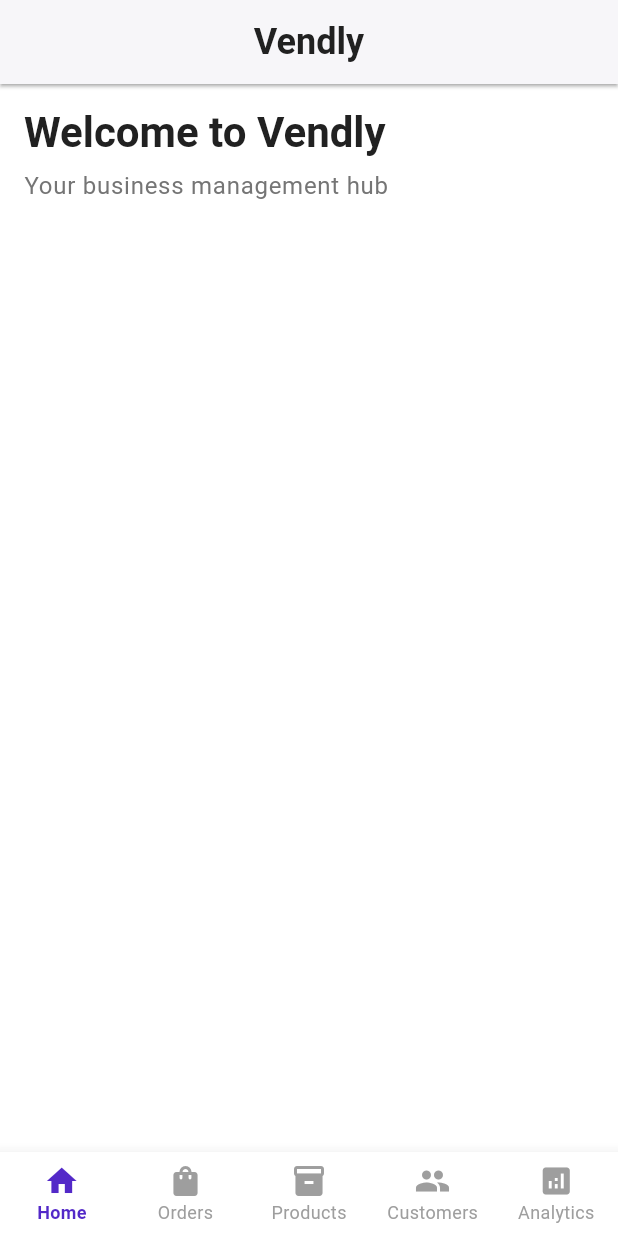
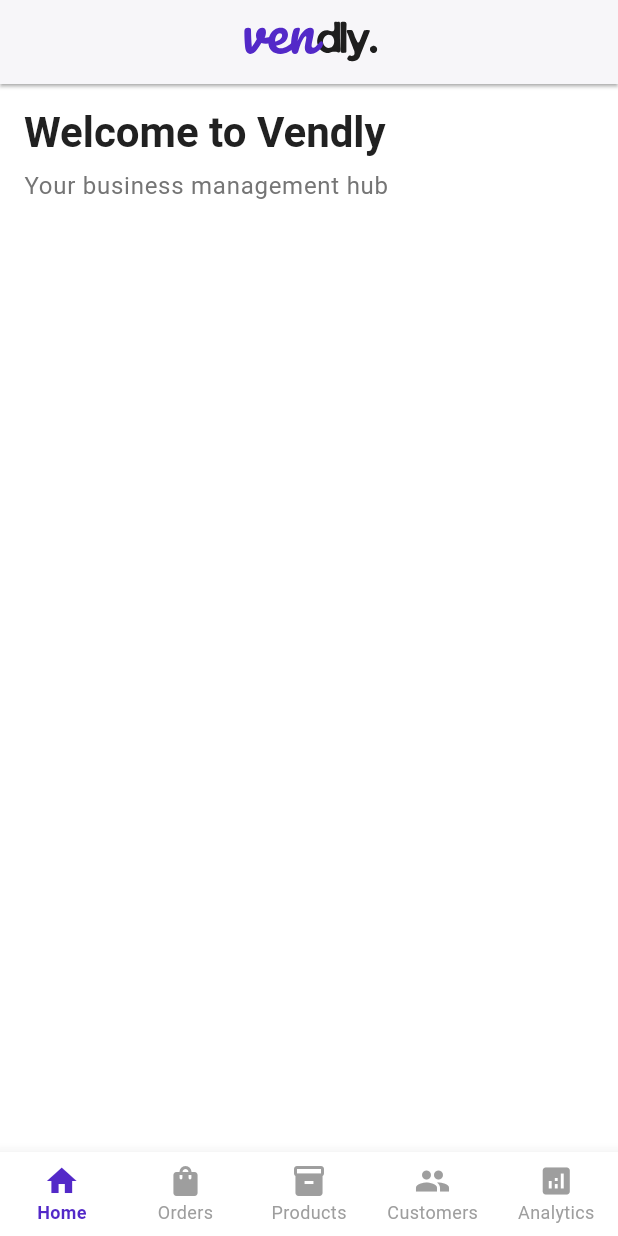
Before and after one commit to kmmelissat/vendly, a Flutter app: the screen it shows after launch, on a phone screen of 412 x 824 dp. Run offline on Flutter 3.47's test engine with Material 3 defaults, Android fonts, the phone set to English and light mode, and no system bars; our stand-ins replace flutter_svg.

Commit message:
Update pubspec.yaml to include asset directory and modify main.dart to use SVG logo in AppBar for improved branding.

```diff
--- a/lib/main.dart
+++ b/lib/main.dart
@@ -1,5 +1,6 @@
 import 'package:flutter/material.dart';
 import 'package:flutter/services.dart';
+import 'package:flutter_svg/flutter_svg.dart';
 import 'theme/app_theme.dart';
 
 void main() async {
@@ -59,7 +60,9 @@ class _HomePageState extends State<HomePage> {
   @override
   Widget build(BuildContext context) {
     return Scaffold(
-      appBar: AppBar(title: const Text('Vendly')),
+      appBar: AppBar(
+        title: SvgPicture.asset('assets/images/vendly..svg', height: 50),
+      ),
       body: _pages[_selectedIndex],
       bottomNavigationBar: BottomNavigationBar(
         items: const <BottomNavigationBarItem>[
--- a/pubspec.yaml
+++ b/pubspec.yaml
@@ -96,9 +96,8 @@ flutter:
   uses-material-design: true
 
   # To add assets to your application, add an assets section, like this:
-  # assets:
-  #   - images/a_dot_burr.jpeg
-  #   - images/a_dot_ham.jpeg
+  assets:
+    - assets/images/
 
   # An image asset can refer to one or more resolution-specific "variants", see
   # https://flutter.dev/to/resolution-aware-images
```
Also changed, not shown: assets/images/vendly..svg (added).
